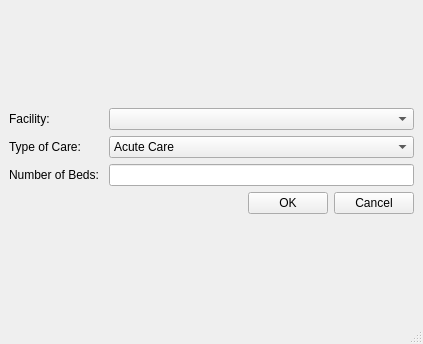
Old version of the form addbed.ui in the repository hummushaman/EOBCproject.
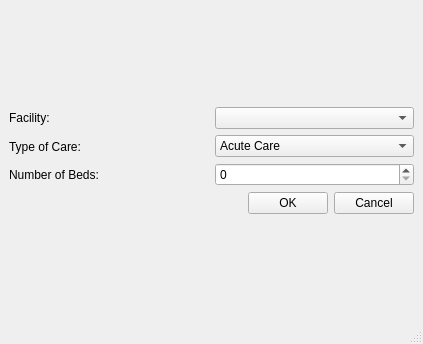
New version of the form.

Patch:
```diff
--- a/addbed.ui
+++ b/addbed.ui
@@ -73,7 +73,14 @@
            </layout>
           </item>
           <item>
-           <widget class="QLineEdit" name="lineEditNumBeds"/>
+           <widget class="QSpinBox" name="spinBox_numBeds">
+            <property name="readOnly">
+             <bool>false</bool>
+            </property>
+            <property name="accelerated">
+             <bool>true</bool>
+            </property>
+           </widget>
           </item>
          </layout>
         </item>
```
